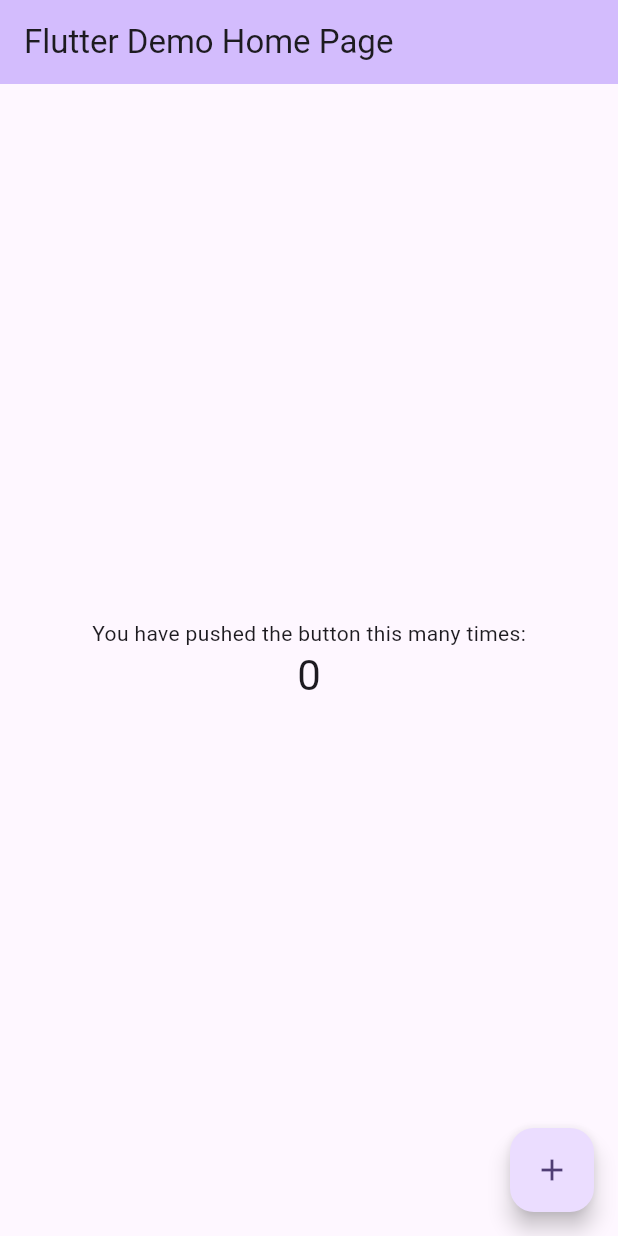
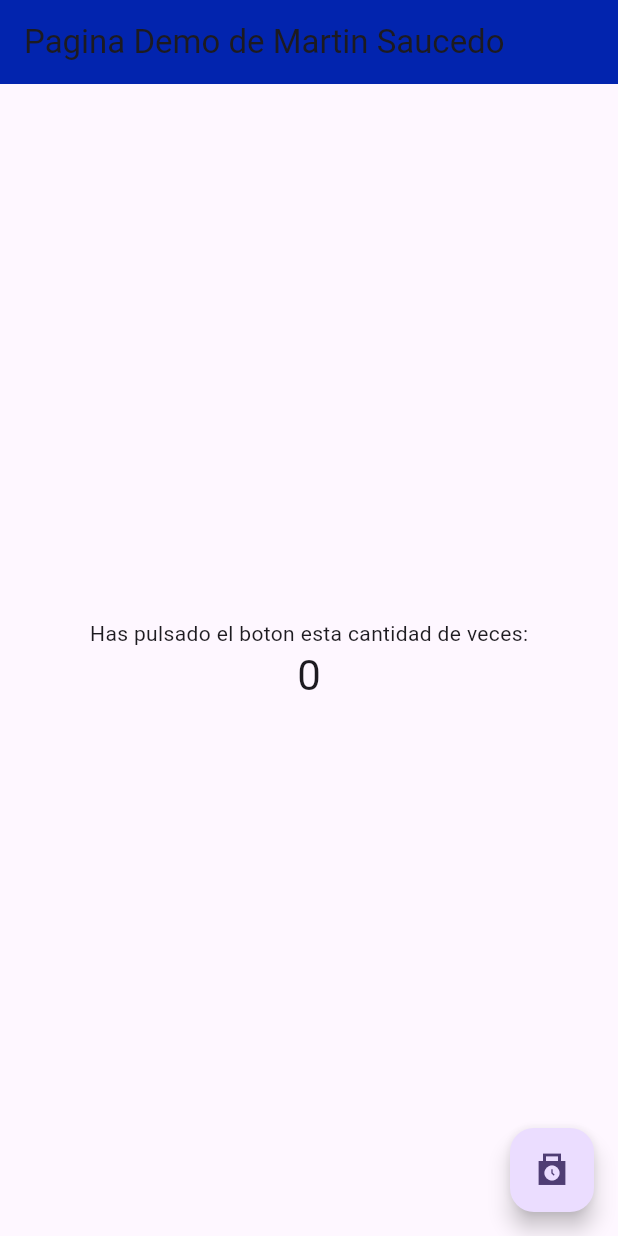
Before and after one commit to sonic7san3/Lab3DM, a Flutter app: the screen it shows after launch, on a phone screen of 412 x 824 dp. Run offline on Flutter 3.47's test engine with Material 3 defaults, Android fonts, the phone set to English and light mode, and no system bars.

Commit message:
Ejercicio 4 lab

```diff
--- a/Lab 3/ejemplolab/lib/main.dart
+++ b/Lab 3/ejemplolab/lib/main.dart
@@ -31,7 +31,7 @@ class MyApp extends StatelessWidget {
         colorScheme: ColorScheme.fromSeed(seedColor: Colors.deepPurple),
         useMaterial3: true,
       ),
-      home: const MyHomePage(title: 'Flutter Demo Home Page'),
+      home: const MyHomePage(title: 'Pagina Demo de Martin Saucedo'),
     );
   }
 }
@@ -81,7 +81,7 @@ class _MyHomePageState extends State<MyHomePage> {
         // TRY THIS: Try changing the color here to a specific color (to
         // Colors.amber, perhaps?) and trigger a hot reload to see the AppBar
         // change color while the other colors stay the same.
-        backgroundColor: Theme.of(context).colorScheme.inversePrimary,
+        backgroundColor: Color.fromARGB(255, 2, 36, 174),
         // Here we take the value from the MyHomePage object that was created by
         // the App.build method, and use it to set our appbar title.
         title: Text(widget.title),
@@ -106,7 +106,7 @@ class _MyHomePageState extends State<MyHomePage> {
           mainAxisAlignment: MainAxisAlignment.center,
           children: <Widget>[
             const Text(
-              'You have pushed the button this many times:',
+              'Has pulsado el boton esta cantidad de veces:',
             ),
             Text(
               '$_counter',
@@ -117,8 +117,8 @@ class _MyHomePageState extends State<MyHomePage> {
       ),
       floatingActionButton: FloatingActionButton(
         onPressed: _incrementCounter,
-        tooltip: 'Increment',
-        child: const Icon(Icons.add),
+        tooltip: 'Aumentar',
+        child: const Icon(Icons.punch_clock_sharp),
       ), // This trailing comma makes auto-formatting nicer for build methods.
     );
   }
```
